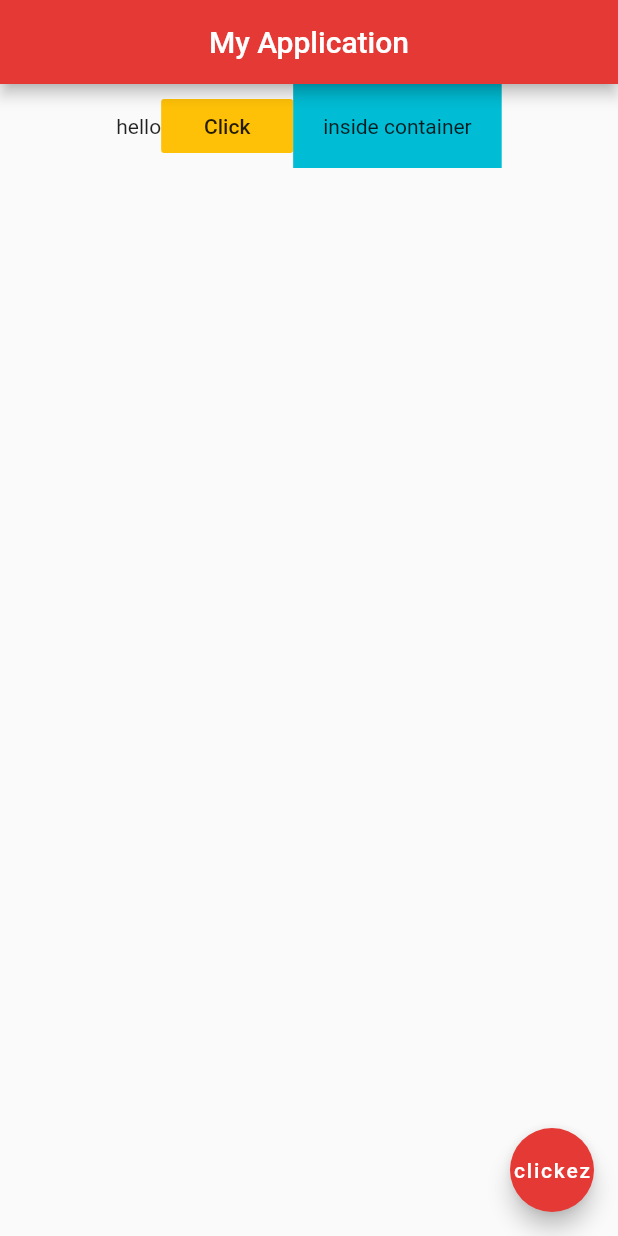
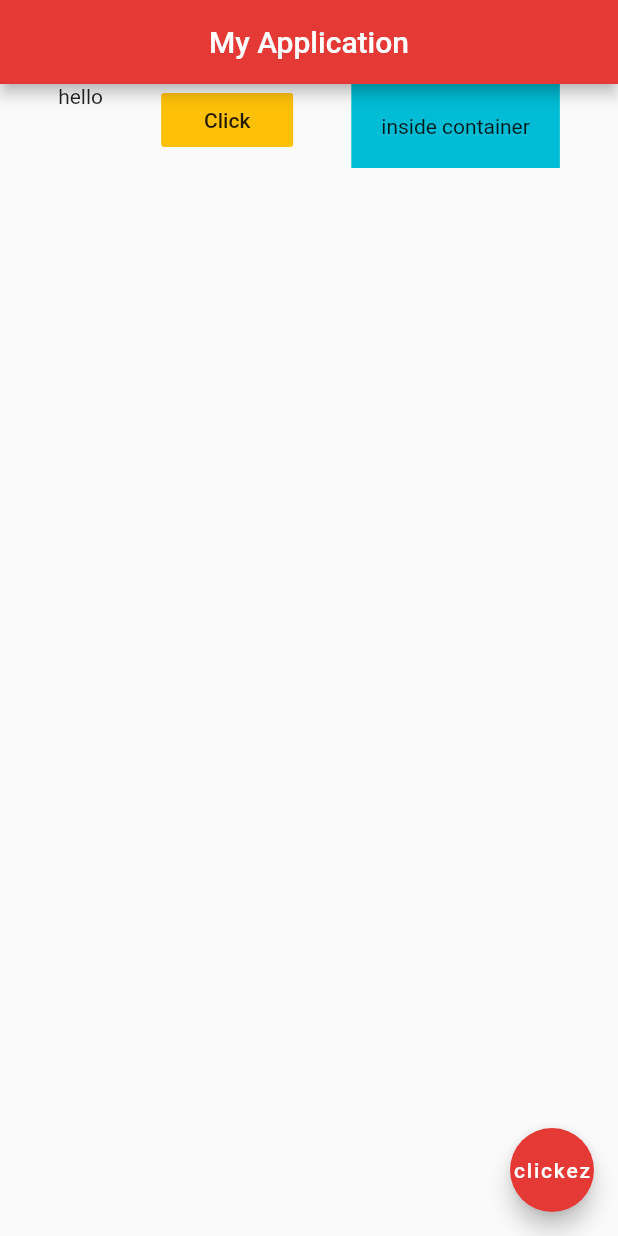
Before and after one commit to Mohammed-Benotmane/learning_flutter, a Flutter app: the screen it shows after launch, on a phone screen of 412 x 824 dp. Run offline on Flutter 3.47's test engine with Material 2 defaults, Android fonts, the phone set to English and light mode, and no system bars.

Commit message:
update axis Row

```diff
--- a/lib/main.dart
+++ b/lib/main.dart
@@ -14,7 +14,8 @@ class Home extends StatelessWidget {
         backgroundColor: Colors.red[600],
       ),
       body: Row(
-        mainAxisAlignment: MainAxisAlignment.center,
+        mainAxisAlignment: MainAxisAlignment.spaceEvenly,
+        crossAxisAlignment: CrossAxisAlignment.start,
         children: <Widget>[
           Text('hello'),
           FlatButton(
```
